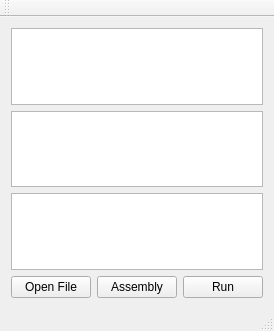
This is mainwindow.ui in crabyh/QTMipsCPU as Qt 5 draws it before an edit. The edited form follows.
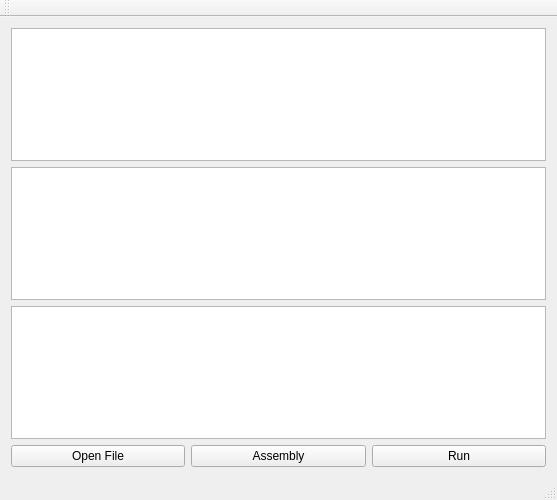
This is the edited form.

Diff of the .ui file:
```diff
--- a/mainwindow.ui
+++ b/mainwindow.ui
@@ -6,8 +6,8 @@
    <rect>
     <x>0</x>
     <y>0</y>
-    <width>257</width>
-    <height>331</height>
+    <width>557</width>
+    <height>500</height>
    </rect>
   </property>
   <property name="windowTitle">
```
Left out of the diff: 2 changed lines with no effect on the pictures.
